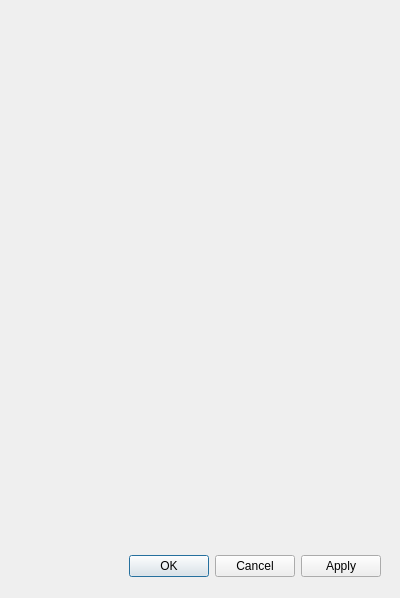
Before: the Qt Designer form assets/ui/setting.ui in museekee/morse_code_learn, drawn with Qt 5.
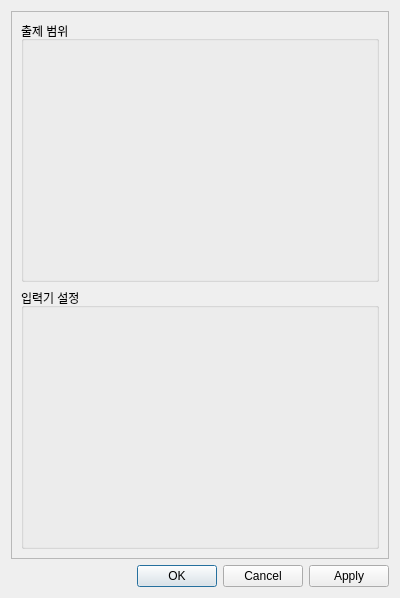
After: the same form once the commit is applied.

Commit message: setting ui 변경

The edit to the form file:
```diff
--- a/assets/ui/setting.ui
+++ b/assets/ui/setting.ui
@@ -13,15 +13,56 @@
   <property name="windowTitle">
    <string>설정</string>
   </property>
-  <widget class="QDialogButtonBox" name="buttonBox">
+  <layout class="QVBoxLayout" name="verticalLayout">
+   <item>
+    <widget class="QScrollArea" name="scrollArea">
+     <property name="widgetResizable">
+      <bool>true</bool>
+     </property>
+     <widget class="QWidget" name="scrollAreaWidgetContents_2">
    <property name="geometry">
     <rect>
-     <x>40</x>
-     <y>550</y>
-     <width>341</width>
-     <height>32</height>
-    </rect>
-   </property>
+        <x>0</x>
+        <y>0</y>
+        <width>380</width>
+        <height>548</height>
+       </rect>
+      </property>
+      <layout class="QVBoxLayout" name="verticalLayout_2">
+       <item>
+        <widget class="QGroupBox" name="groupBox">
+         <property name="sizePolicy">
+          <sizepolicy hsizetype="Minimum" vsizetype="Minimum">
+           <horstretch>0</horstretch>
+           <verstretch>0</verstretch>
+          </sizepolicy>
+         </property>
+         <property name="title">
+          <string>출제 범위</string>
+         </property>
+         <layout class="QHBoxLayout" name="horizontalLayout">
+          <item>
+           <layout class="QVBoxLayout" name="abc_list"/>
+          </item>
+          <item>
+           <layout class="QVBoxLayout" name="other_list"/>
+          </item>
+         </layout>
+        </widget>
+       </item>
+       <item>
+        <widget class="QGroupBox" name="groupBox_2">
+         <property name="title">
+          <string>입력기 설정</string>
+         </property>
+        </widget>
+       </item>
+      </layout>
+     </widget>
+    </widget>
+   </item>
+   <item>
+    <widget class="QDialogButtonBox" name="buttonBox">
    <property name="orientation">
     <enum>Qt::Orientation::Horizontal</enum>
    </property>
@@ -29,6 +70,8 @@
     <set>QDialogButtonBox::StandardButton::Apply|QDialogButtonBox::StandardButton::Cancel|QDialogButtonBox::StandardButton::Ok</set>
    </property>
   </widget>
+   </item>
+  </layout>
  </widget>
  <resources/>
  <connections>
```
Lines whose indentation alone changed are shown as unchanged. The commit also changes 2 other files.
